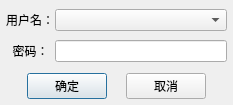
First picture: the form in checkprividlg.ui, repository rcswhuang/privilege, before the edit.
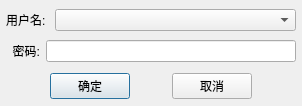
Second picture: the form after the edit.

```diff
--- a/checkprividlg.ui
+++ b/checkprividlg.ui
@@ -6,8 +6,8 @@
    <rect>
     <x>0</x>
     <y>0</y>
-    <width>233</width>
-    <height>105</height>
+    <width>302</width>
+    <height>106</height>
    </rect>
   </property>
   <property name="windowTitle">
@@ -52,7 +52,7 @@
      <item>
       <widget class="QLabel" name="label">
        <property name="text">
-        <string>用户名：</string>
+        <string>用户名:</string>
        </property>
       </widget>
      </item>
@@ -73,7 +73,7 @@
      <item>
       <widget class="QLabel" name="label_2">
        <property name="text">
-        <string>  密码：</string>
+        <string>  密码:</string>
        </property>
       </widget>
      </item>
```
